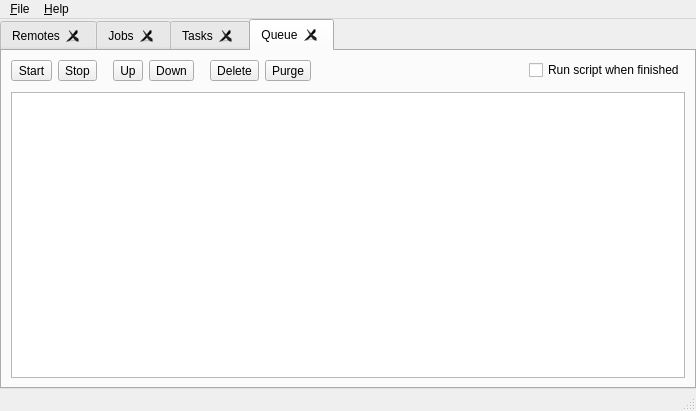
Qt form src/main_window.ui (holazt/RcloneBrowser) before a commit.
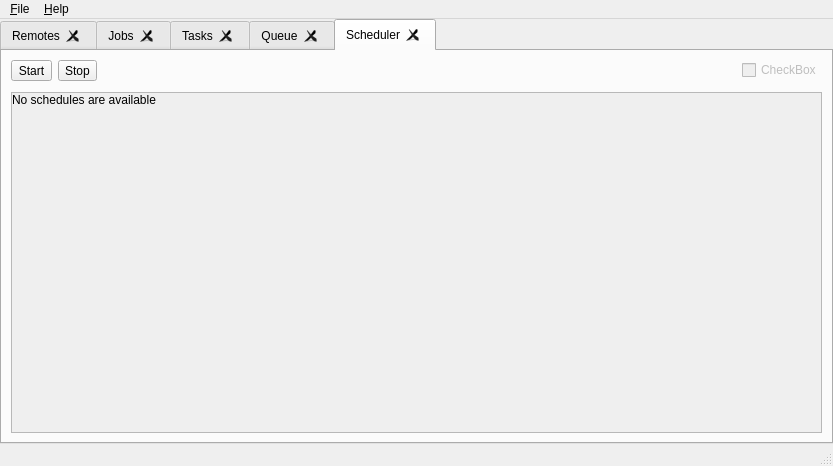
The same form after that commit. The open tabs and pages were chosen to show the change.

Commit message: introduced simple tasks' scheduler

What changed in the file:
```diff
--- a/src/main_window.ui
+++ b/src/main_window.ui
@@ -6,8 +6,8 @@
    <rect>
     <x>0</x>
     <y>0</y>
-    <width>696</width>
-    <height>411</height>
+    <width>833</width>
+    <height>466</height>
    </rect>
   </property>
   <property name="windowTitle">
@@ -667,6 +667,176 @@
         </item>
        </layout>
       </widget>
+      <widget class="QWidget" name="tab_2">
+       <attribute name="title">
+        <string>Scheduler</string>
+       </attribute>
+       <layout class="QVBoxLayout" name="verticalLayout_8">
+        <item>
+         <layout class="QHBoxLayout" name="horizontalLayout_9">
+          <item>
+           <widget class="QToolButton" name="buttonStartScheduler">
+            <property name="toolTip">
+             <string>Start scheduler</string>
+            </property>
+            <property name="statusTip">
+             <string>Start scheduler</string>
+            </property>
+            <property name="text">
+             <string>Start</string>
+            </property>
+            <property name="toolButtonStyle">
+             <enum>Qt::ToolButtonTextUnderIcon</enum>
+            </property>
+           </widget>
+          </item>
+          <item>
+           <widget class="QToolButton" name="buttonStopScheduler">
+            <property name="toolTip">
+             <string>Stop scheduler</string>
+            </property>
+            <property name="statusTip">
+             <string>Stop scheduler</string>
+            </property>
+            <property name="text">
+             <string>Stop</string>
+            </property>
+            <property name="toolButtonStyle">
+             <enum>Qt::ToolButtonTextUnderIcon</enum>
+            </property>
+           </widget>
+          </item>
+          <item>
+           <spacer name="horizontalSpacer_10">
+            <property name="orientation">
+             <enum>Qt::Horizontal</enum>
+            </property>
+            <property name="sizeType">
+             <enum>QSizePolicy::Fixed</enum>
+            </property>
+            <property name="sizeHint" stdset="0">
+             <size>
+              <width>40</width>
+              <height>20</height>
+             </size>
+            </property>
+           </spacer>
+          </item>
+          <item>
+           <widget class="QLabel" name="labelSchedulerInfoStart">
+            <property name="styleSheet">
+             <string notr="true">color: darkgreen; font-weight: bold;</string>
+            </property>
+            <property name="text">
+             <string/>
+            </property>
+           </widget>
+          </item>
+          <item>
+           <widget class="QLabel" name="labelSchedulerInfoStop">
+            <property name="text">
+             <string/>
+            </property>
+           </widget>
+          </item>
+          <item>
+           <spacer name="horizontalSpacer_19">
+            <property name="orientation">
+             <enum>Qt::Horizontal</enum>
+            </property>
+            <property name="sizeHint" stdset="0">
+             <size>
+              <width>40</width>
+              <height>20</height>
+             </size>
+            </property>
+           </spacer>
+          </item>
+          <item>
+           <widget class="QCheckBox" name="layoutcontrol1_sch">
+            <property name="enabled">
+             <bool>false</bool>
+            </property>
+            <property name="text">
+             <string>CheckBox</string>
+            </property>
+           </widget>
+          </item>
+         </layout>
+        </item>
+        <item>
+         <spacer name="verticalSpacer_11">
+          <property name="orientation">
+           <enum>Qt::Vertical</enum>
+          </property>
+          <property name="sizeType">
+           <enum>QSizePolicy::Fixed</enum>
+          </property>
+          <property name="sizeHint" stdset="0">
+           <size>
+            <width>20</width>
+            <height>5</height>
+           </size>
+          </property>
+         </spacer>
+        </item>
+        <item>
+         <widget class="QScrollArea" name="jobsArea_2">
+          <property name="widgetResizable">
+           <bool>true</bool>
+          </property>
+          <widget class="QWidget" name="scrollAreaWidgetContents_2">
+           <property name="geometry">
+            <rect>
+             <x>0</x>
+             <y>0</y>
+             <width>785</width>
+             <height>300</height>
+            </rect>
+           </property>
+           <layout class="QVBoxLayout" name="verticalLayout_7">
+            <property name="leftMargin">
+             <number>0</number>
+            </property>
+            <property name="topMargin">
+             <number>0</number>
+            </property>
+            <property name="rightMargin">
+             <number>0</number>
+            </property>
+            <property name="bottomMargin">
+             <number>0</number>
+            </property>
+            <item>
+             <layout class="QVBoxLayout" name="schedulers">
+              <item>
+               <widget class="QLabel" name="noSchedulesAvailable">
+                <property name="text">
+                 <string>No schedules are available</string>
+                </property>
+               </widget>
+              </item>
+              <item>
+               <spacer name="verticalSpacer_6">
+                <property name="orientation">
+                 <enum>Qt::Vertical</enum>
+                </property>
+                <property name="sizeHint" stdset="0">
+                 <size>
+                  <width>20</width>
+                  <height>40</height>
+                 </size>
+                </property>
+               </spacer>
+              </item>
+             </layout>
+            </item>
+           </layout>
+          </widget>
+         </widget>
+        </item>
+       </layout>
+      </widget>
      </widget>
     </item>
    </layout>
@@ -676,7 +846,7 @@
     <rect>
      <x>0</x>
      <y>0</y>
-     <width>696</width>
+     <width>833</width>
      <height>22</height>
     </rect>
    </property>
```
Left out of the diff: 68 changed lines with no effect on the pictures. The commit also changes 107 other files.
